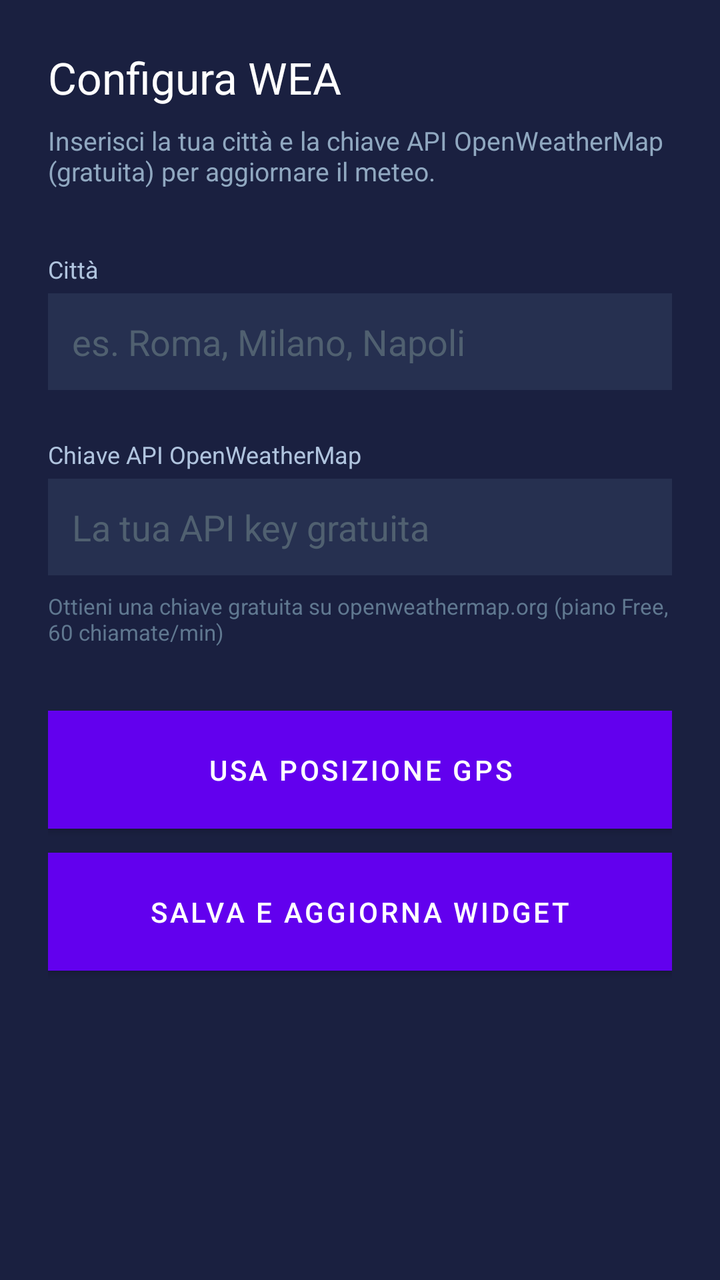
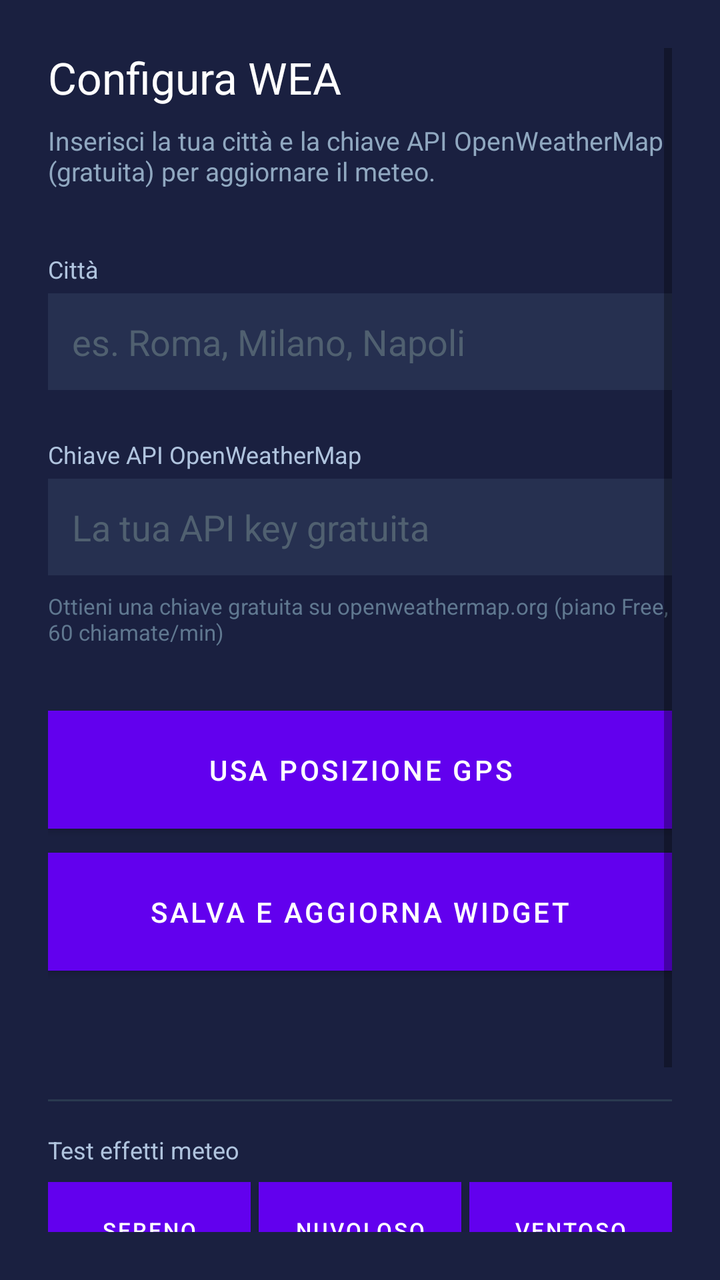

Before-and-after screenshots of an Android layout around one commit, followed by the original layout XML and the change that was made.
<!-- AndroidManifest.xml: fallback theme Theme.MaterialComponents.DayNight.NoActionBar -->
<!-- res/layout/activity_config.xml -->
<?xml version="1.0" encoding="utf-8"?>
<ScrollView xmlns:android="http://schemas.android.com/apk/res/android"
    android:layout_width="match_parent"
    android:layout_height="match_parent"
    android:background="#1A2040"
    android:padding="24dp">

    <LinearLayout
        android:layout_width="match_parent"
        android:layout_height="wrap_content"
        android:orientation="vertical">

        <TextView
            android:layout_width="match_parent"
            android:layout_height="wrap_content"
            android:text="@string/config_title"
            android:textColor="#FFFFFF"
            android:textSize="22sp"
            android:layout_marginBottom="8dp"/>

        <TextView
            android:layout_width="match_parent"
            android:layout_height="wrap_content"
            android:text="@string/config_subtitle"
            android:textColor="#90A8C0"
            android:textSize="13sp"
            android:layout_marginBottom="32dp"/>

        <TextView
            android:layout_width="match_parent"
            android:layout_height="wrap_content"
            android:text="@string/label_city"
            android:textColor="#B0C4DE"
            android:textSize="12sp"
            android:layout_marginBottom="4dp"/>

        <EditText
            android:id="@+id/edit_city"
            android:layout_width="match_parent"
            android:layout_height="wrap_content"
            android:hint="@string/hint_city"
            android:textColor="#FFFFFF"
            android:textColorHint="#506070"
            android:background="#263050"
            android:padding="12dp"
            android:inputType="text"
            android:layout_marginBottom="24dp"/>

        <TextView
            android:layout_width="match_parent"
            android:layout_height="wrap_content"
            android:text="@string/label_apikey"
            android:textColor="#B0C4DE"
            android:textSize="12sp"
            android:layout_marginBottom="4dp"/>

        <EditText
            android:id="@+id/edit_apikey"
            android:layout_width="match_parent"
            android:layout_height="wrap_content"
            android:hint="@string/hint_apikey"
            android:textColor="#FFFFFF"
            android:textColorHint="#506070"
            android:background="#263050"
            android:padding="12dp"
            android:inputType="textVisiblePassword"
            android:layout_marginBottom="8dp"/>

        <TextView
            android:layout_width="match_parent"
            android:layout_height="wrap_content"
            android:text="@string/apikey_info"
            android:textColor="#607890"
            android:textSize="11sp"
            android:layout_marginBottom="32dp"/>

        <Button
            android:id="@+id/btn_gps"
            android:layout_width="match_parent"
            android:layout_height="wrap_content"
            android:text="Usa posizione GPS"
            android:textColor="#FFFFFF"
            android:background="#1A4060"
            android:padding="14dp"
            android:layout_marginBottom="12dp"/>

        <Button
            android:id="@+id/btn_save"
            android:layout_width="match_parent"
            android:layout_height="wrap_content"
            android:text="@string/btn_save"
            android:textColor="#FFFFFF"
            android:background="#2A5080"
            android:padding="14dp"/>

        <TextView
            android:id="@+id/txt_status"
            android:layout_width="match_parent"
            android:layout_height="wrap_content"
            android:text=""
            android:textColor="#80C0A0"
            android:textSize="12sp"
            android:layout_marginTop="16dp"
            android:gravity="center"/>

    </LinearLayout>
</ScrollView>
<!-- resources referenced by this layout -->
<resources>
  <string name="apikey_info">Ottieni una chiave gratuita su openweathermap.org (piano Free, 60 chiamate/min)</string>
  <string name="btn_save">Salva e aggiorna widget</string>
  <string name="config_subtitle">Inserisci la tua città e la chiave API OpenWeatherMap (gratuita) per aggiornare il meteo.</string>
  <string name="config_title">Configura WEA</string>
  <string name="hint_apikey">La tua API key gratuita</string>
  <string name="hint_city">es. Roma, Milano, Napoli</string>
  <string name="label_apikey">Chiave API OpenWeatherMap</string>
  <string name="label_city">Città</string>
</resources>

<!-- the commit's change to res/layout/activity_config.xml (unified diff, before → after) -->
@@ -103,5 +103,118 @@
             android:layout_marginTop="16dp"
             android:gravity="center"/>
 
+        
+
+        <View
+            android:layout_width="match_parent"
+            android:layout_height="1dp"
+            android:background="#2A3A50"
+            android:layout_marginTop="32dp"
+            android:layout_marginBottom="16dp"/>
+
+        <TextView
+            android:layout_width="match_parent"
+            android:layout_height="wrap_content"
+            android:text="Test effetti meteo"
+            android:textColor="#B0C4DE"
+            android:textSize="12sp"
+            android:layout_marginBottom="8dp"/>
+
+        <LinearLayout
+            android:layout_width="match_parent"
+            android:layout_height="wrap_content"
+            android:orientation="horizontal"
+            android:layout_marginBottom="6dp">
+
+            <Button
+                android:id="@+id/btn_t_clear"
+                android:layout_width="0dp"
+                android:layout_height="wrap_content"
+                android:layout_weight="1"
+                android:text="Sereno"
+                android:textColor="#FFFFFF"
+                android:textSize="11sp"
+                android:background="#1A5028"
+                android:padding="10dp"
+                android:layout_marginEnd="4dp"/>
+
+            <Button
+                android:id="@+id/btn_t_cloudy"
+                android:layout_width="0dp"
+                android:layout_height="wrap_content"
+                android:layout_weight="1"
+                android:text="Nuvoloso"
+                android:textColor="#FFFFFF"
+                android:textSize="11sp"
+                android:background="#303848"
+                android:padding="10dp"
+                android:layout_marginEnd="4dp"/>
+
+            <Button
+                android:id="@+id/btn_t_windy"
+                android:layout_width="0dp"
+                android:layout_height="wrap_content"
+                android:layout_weight="1"
+                android:text="Ventoso"
+                android:textColor="#FFFFFF"
+                android:textSize="11sp"
+                android:background="#284058"
+                android:padding="10dp"/>
+
+        </LinearLayout>
+
+        <LinearLayout
+            android:layout_width="match_parent"
+            android:layout_height="wrap_content"
+            android:orientation="horizontal"
+            android:layout_marginBottom="8dp">
+
+            <Button
+                android:id="@+id/btn_t_rainy"
+                android:layout_width="0dp"
+                android:layout_height="wrap_content"
+                android:layout_weight="1"
+                android:text="Pioggia"
+                android:textColor="#FFFFFF"
+                android:textSize="11sp"
+                android:background="#1A3060"
+                android:padding="10dp"
+                android:layout_marginEnd="4dp"/>
+
+            <Button
+                android:id="@+id/btn_t_stormy"
+                android:layout_width="0dp"
+                android:layout_height="wrap_content"
+                android:layout_weight="1"
+                android:text="Temporale"
+                android:textColor="#FFFFFF"
+                android:textSize="11sp"
+                android:background="#301828"
+                android:padding="10dp"
+                android:layout_marginEnd="4dp"/>
+
+            <Button
+                android:id="@+id/btn_t_reset"
+                android:layout_width="0dp"
+                android:layout_height="wrap_content"
+                android:layout_weight="1"
+                android:text="Meteo reale"
+                android:textColor="#CCCCCC"
+                android:textSize="11sp"
+                android:background="#1E2030"
+                android:padding="10dp"/>
+
+        </LinearLayout>
+
+        <TextView
+            android:id="@+id/txt_test_mode"
+            android:layout_width="match_parent"
+            android:layout_height="wrap_content"
+            android:text=""
+            android:textColor="#607890"
+            android:textSize="11sp"
+            android:gravity="center"
+            android:layout_marginBottom="16dp"/>
+
     </LinearLayout>
 </ScrollView>
